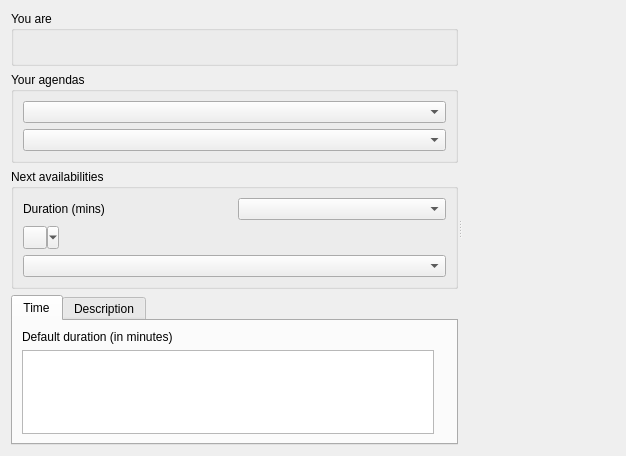
FreeHealth/freehealth, file plugins/agendaplugin/useragendasviewer.ui: the form before one commit.
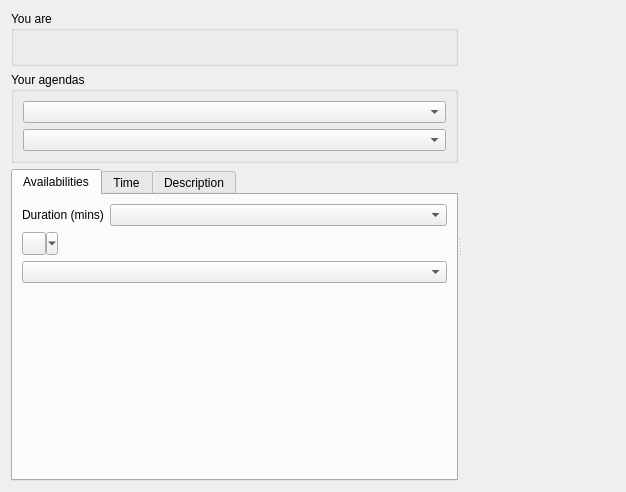
The form after the commit. Custom widgets are drawn as their Qt base class.

Commit message: Agenda: - lowering widget sizes

Diff of the .ui file:
```diff
--- a/plugins/agendaplugin/useragendasviewer.ui
+++ b/plugins/agendaplugin/useragendasviewer.ui
@@ -7,7 +7,7 @@
     <x>0</x>
     <y>0</y>
     <width>626</width>
-    <height>456</height>
+    <height>492</height>
    </rect>
   </property>
   <property name="windowTitle">
@@ -62,14 +62,15 @@
         </widget>
        </item>
        <item>
-        <widget class="QGroupBox" name="nextAvailGroup">
-         <property name="title">
-          <string>Next availabilities</string>
+        <widget class="QTabWidget" name="tabWidget">
+         <property name="currentIndex">
+          <number>0</number>
          </property>
-         <layout class="QGridLayout" name="nextAvailLayout">
-          <item row="2" column="0" colspan="2">
-           <widget class="QComboBox" name="nextAvailCombo"/>
-          </item>
+         <widget class="QWidget" name="availTab">
+          <attribute name="title">
+           <string>Availabilities</string>
+          </attribute>
+          <layout class="QGridLayout" name="gridLayout_6">
           <item row="0" column="0">
            <widget class="QLabel" name="label_2">
             <property name="text">
@@ -80,21 +81,31 @@
           <item row="0" column="1">
            <widget class="QComboBox" name="availDurationCombo"/>
           </item>
-          <item row="1" column="0" colspan="2">
+           <item row="1" column="0">
            <widget class="QToolButton" name="availButton">
             <property name="popupMode">
              <enum>QToolButton::MenuButtonPopup</enum>
             </property>
            </widget>
           </item>
-         </layout>
-        </widget>
-       </item>
-       <item>
-        <widget class="QTabWidget" name="tabWidget">
-         <property name="currentIndex">
-          <number>0</number>
-         </property>
+           <item row="2" column="0" colspan="2">
+            <widget class="QComboBox" name="nextAvailCombo"/>
+           </item>
+           <item row="3" column="0">
+            <spacer name="verticalSpacer">
+             <property name="orientation">
+              <enum>Qt::Vertical</enum>
+             </property>
+             <property name="sizeHint" stdset="0">
+              <size>
+               <width>20</width>
+               <height>40</height>
+              </size>
+             </property>
+            </spacer>
+           </item>
+          </layout>
+         </widget>
          <widget class="QWidget" name="timeTab">
           <attribute name="title">
            <string>Time</string>
```
Lines whose indentation alone changed are shown as unchanged.
